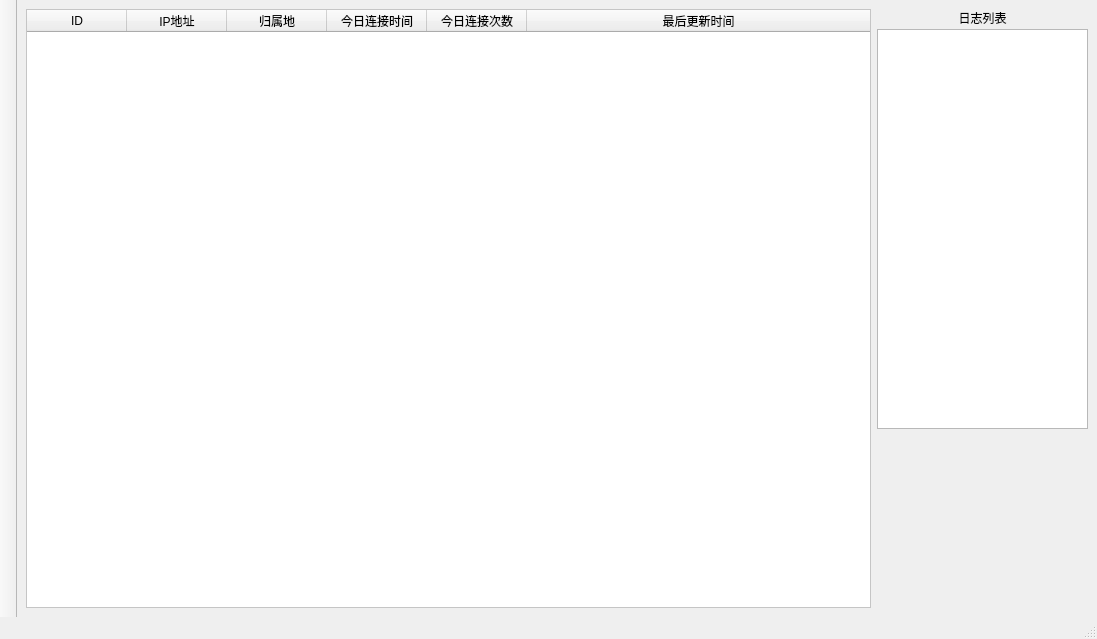
Old version of the form server/ui/wnd_server.ui in the repository decenfrontier/PyNetAuth.
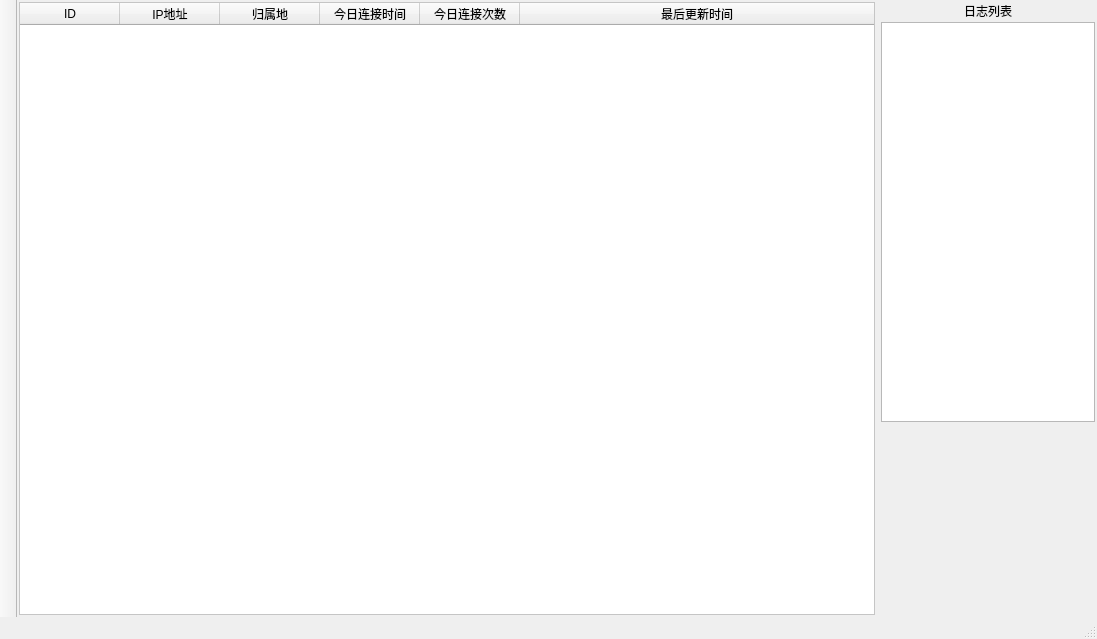
New version of the form.

The edit to the form file:
```diff
--- a/server/ui/wnd_server.ui
+++ b/server/ui/wnd_server.ui
@@ -991,6 +991,18 @@
         </size>
        </property>
        <layout class="QGridLayout" name="gridLayout_5" columnstretch="4,1" columnminimumwidth="0,0">
+        <property name="leftMargin">
+         <number>2</number>
+        </property>
+        <property name="topMargin">
+         <number>2</number>
+        </property>
+        <property name="rightMargin">
+         <number>2</number>
+        </property>
+        <property name="bottomMargin">
+         <number>2</number>
+        </property>
         <item row="0" column="0" rowspan="2">
          <widget class="QTableWidget" name="tbe_ip">
           <attribute name="horizontalHeaderStretchLastSection">
```
